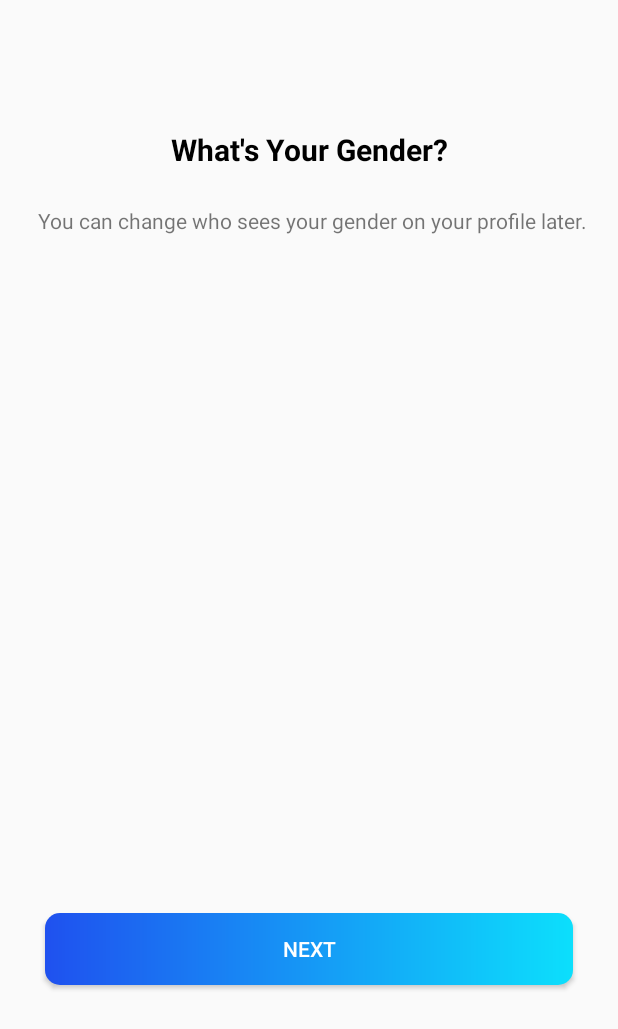
After one commit to marArcz/KonekQ, an Android app: the fragment SignupGenderFragment shown on its own in the app's theme, on a phone screen of 412 x 824 dp. The commit adds this screen. Shown: the top 1029 px of the screen. Run offline under Robolectric (Android 15) with nearby library versions, the light colour scheme and no system bars.

Commit message:
added gender fragment

```diff
--- /dev/null
+++ b/app/src/main/java/com/example/konekq/SignupGenderFragment.java
@@ -0,0 +1,27 @@
+package com.example.konekq;
+
+import android.os.Bundle;
+import android.view.LayoutInflater;
+import android.view.View;
+import android.view.ViewGroup;
+import android.widget.ListView;
+
+import androidx.annotation.NonNull;
+import androidx.annotation.Nullable;
+import androidx.appcompat.view.menu.ListMenuItemView;
+import androidx.fragment.app.Fragment;
+
+public class SignupGenderFragment extends Fragment {
+    public SignupGenderFragment(){
+        super(R.layout.signup_gender_fragment);
+    }
+
+    @Override
+    public void onViewCreated(@NonNull View view, @Nullable Bundle savedInstanceState) {
+        View root = view;
+        ListView listView = root.findViewById(R.id.gender_listview);
+        //String gender[] = {"Female","Male","Custom"};
+
+        super.onViewCreated(root, savedInstanceState);
+    }
+}
--- a/app/src/main/res/layout/signup_birthday_fragment.xml
+++ b/app/src/main/res/layout/signup_birthday_fragment.xml
@@ -3,6 +3,7 @@
     xmlns:app="http://schemas.android.com/apk/res-auto"
     xmlns:tools="http://schemas.android.com/tools"
     android:layout_width="match_parent"
+    android:paddingVertical="30dp"
     android:layout_height="match_parent">
 
     <TextView
--- a/app/src/main/res/layout/signup_gender_fragment.xml
+++ b/app/src/main/res/layout/signup_gender_fragment.xml
@@ -2,6 +2,7 @@
 <androidx.constraintlayout.widget.ConstraintLayout xmlns:android="http://schemas.android.com/apk/res/android"
     xmlns:app="http://schemas.android.com/apk/res-auto"
     xmlns:tools="http://schemas.android.com/tools"
+    android:paddingVertical="30dp"
     android:layout_width="match_parent"
     android:layout_height="match_parent">
 
--- a/app/src/main/res/layout/signup_name_fragment.xml
+++ b/app/src/main/res/layout/signup_name_fragment.xml
@@ -4,6 +4,7 @@
     xmlns:tools="http://schemas.android.com/tools"
     android:layout_width="match_parent"
     android:layout_height="match_parent"
+    android:paddingVertical="30dp"
     android:background="@color/white">
 
     <TextView
--- a/app/src/main/res/layout/signup_welcome_fragment.xml
+++ b/app/src/main/res/layout/signup_welcome_fragment.xml
@@ -3,6 +3,7 @@
     xmlns:app="http://schemas.android.com/apk/res-auto"
     xmlns:tools="http://schemas.android.com/tools"
     android:layout_width="match_parent"
+    android:paddingVertical="30dp"
     android:background="@color/white"
     android:layout_height="match_parent">
 
```
